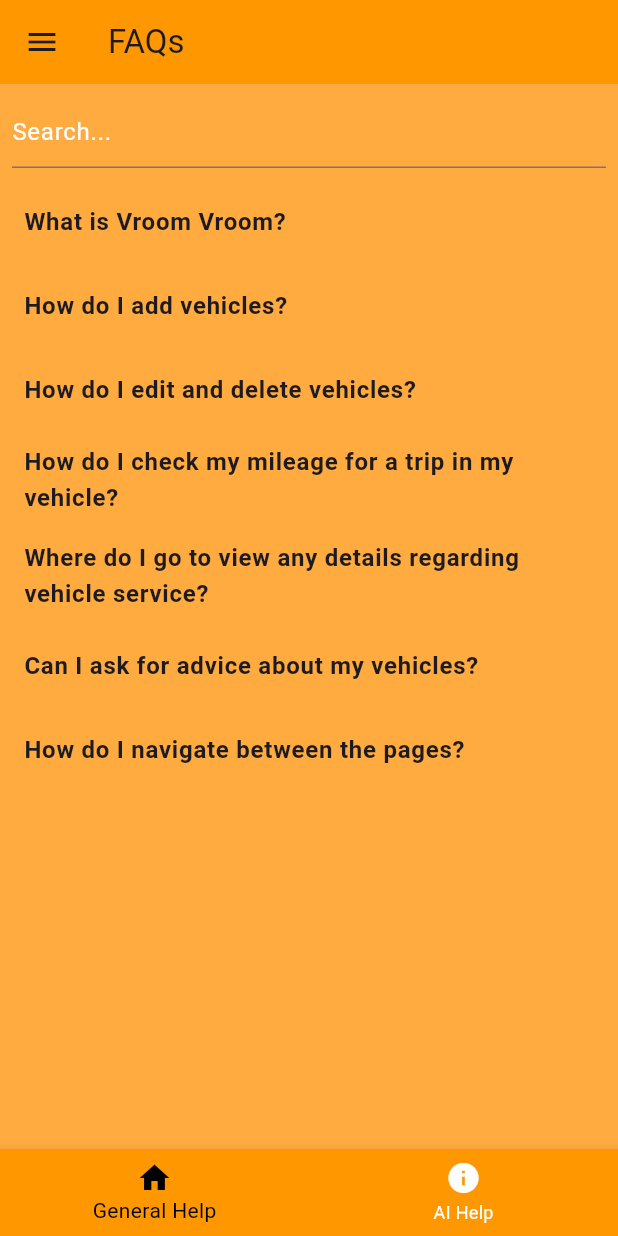
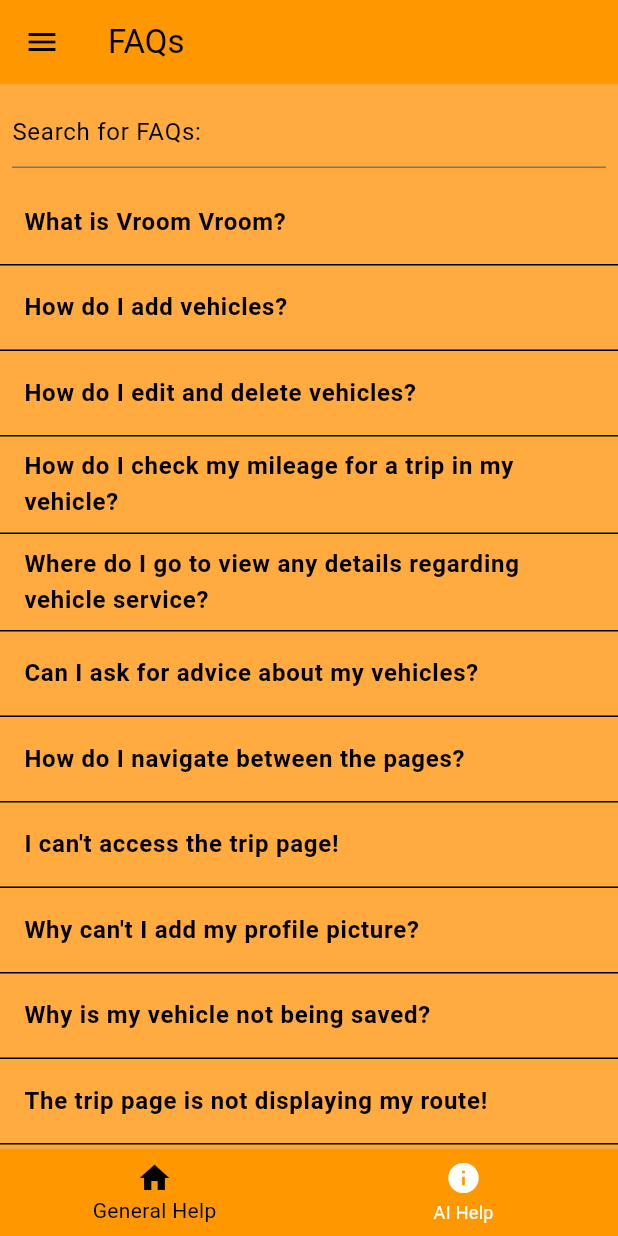
Before and after one commit to CSCI4100U/mobile-group-project-2023-abdul-alam-li-rana, a Flutter app: the HelpPage screen opened directly, on a phone screen of 412 x 824 dp. Run offline on Flutter 3.47's test engine with Material 3 defaults, Android fonts, the phone set to English and light mode, and no system bars; our stand-ins replace cloud_firestore, firebase_auth, firebase_core, flutter_local_notifications, flutter_svg, geocoding and 3 more; missing offline and left inert: mapbox_gl, mapbox_polyline_points; accounts and stored records are empty.

Commit message:
files were reorganized in directory

```diff
--- a/final_project/lib/help_page.dart
+++ b/final_project/lib/help_page.dart
@@ -19,9 +19,15 @@ class _HelpPageState extends State<HelpPage> {
       key: _scaffoldKey,
       appBar: AppBar(
         backgroundColor: Colors.orange,
-        title: Text('FAQs'),
+        title: Text(
+          'FAQs',
+          style: TextStyle(color: Colors.black)
+          ),
         leading: IconButton(
-          icon: Icon(Icons.menu),
+          icon: Icon(
+            Icons.menu,
+            color: Colors.black,
+            ),
           onPressed: () {
             _scaffoldKey.currentState!.openDrawer();
           },
@@ -31,13 +37,12 @@ class _HelpPageState extends State<HelpPage> {
           children: [
             Padding(
               padding: const EdgeInsets.all(8.0),
-            child: Container(
-              width: 200.0,
+              child: Expanded(
                 child: TextField(
                   controller: _searchController,
                   decoration: InputDecoration(
-                  hintText: 'Search...',
-                  hintStyle: TextStyle(color: Colors.white),
+                    hintText: 'Search for FAQs:',
+                    hintStyle: TextStyle(color: Colors.black),
                   ),
                   onChanged: (value) {
                     setState(() {});
@@ -52,24 +57,20 @@ class _HelpPageState extends State<HelpPage> {
 
             _buildInfoRow(context, 'How do I add vehicles?',
               '''To add vehicles, visit the vehicle page and press the "plus" button.
-          \n\nThis will send you to the vehicle registration page. Enter your vehicle details and press the "save" button to confirm your changes.
+              \n\nThis will send you to the vehicle registration page. Enter your vehicle details and press the 'save' button to confirm your changes.
               \n\nYour vehicle is now saved!'''),
 
             _buildInfoRow(context, 'How do I edit and delete vehicles?',
-              '''When in the vehicle page, press the vehicle you"d like to edit/delete. Once selected, press either the "edit" or "trash" icons in the appbar.
+              '''When in the vehicle page, press the vehicle you'd like to edit/delete. Once selected, press either the 'edit' or 'trash' icons in the appbar.
               \n\nEditing will send you back to the vehicle registration page, allowing you to change any details about your vehicle.
               \n\nDeleting will delete it from our database.'''),
 
-          _buildInfoRow(
-              context,
-              'How do I check my mileage for a trip in my vehicle?',
+            _buildInfoRow(context, 'How do I check my mileage for a trip in my vehicle?',
               '''To check your estimated mileage, head to the trip page and enter your route details (origin and destination points).
-          \n\nSelect your vehicle from the vehicle page in the dropdown menu, and press the "plot route" button.
+              \n\nSelect your vehicle from the vehicle page in the dropdown menu, and press the 'plot route' button.
               \n\nThe app will then display the distance of the trip, and your estimated mileage according to your vehicle details.'''),
 
-          _buildInfoRow(
-              context,
-              'Where do I go to view any details regarding vehicle service?',
+            _buildInfoRow(context, 'Where do I go to view any details regarding vehicle service?',
               '''All service related details will be in the service page.
               \n\nThe service page displays a multitude of information for your vehicle. Check the page regularly for perioidic tips and tricks to keep your car in optimal condition.'''),
 
@@ -78,7 +79,38 @@ class _HelpPageState extends State<HelpPage> {
 
             _buildInfoRow(context, 'How do I navigate between the pages?',
               '''Press the 'hamburger' icon in the top-left corner of the screen. This will open a sidebar allowing you to navigate between all pages in the app!'''),
-          // Add more rows as needed
+
+            _buildInfoRow(context, '''I can't access the trip page!''',
+              '''Your location permissions may not be activated for this app. Location services are required for trip page usage.
+              \n\nPlease go into your device settings and enable location services for trip page access.'''),
+
+            _buildInfoRow(context, '''Why can't I add my profile picture?''',
+              '''Your camera roll and camera access may not be activated for this app. Profile picture functionality requires camera and photo access.
+              \n\nPlease go into your device settings and enable location services for profile picture functionality.'''),
+
+            _buildInfoRow(context, 'Why is my vehicle not being saved?',
+              '''Please ensure that you have entered all mandatory details for your vehicle prior to saving.
+              \n\nFields such as make, model, and year are required in order to save a vehicle.'''),
+
+            _buildInfoRow(context, 'The trip page is not displaying my route!',
+              '''Please ensure that your source and destination addresses contain
+              \n- Street Number
+              \n- Street Name
+              \n- City
+              \n- Province/State
+              \n- Country
+              \n\nAlternatively, use our autocorrect feature to select your desired address!'''),
+
+            _buildInfoRow(context, 'My route distance is not the same as another mapping app!',
+              '''Our app calculates the distance of your route by calculating the distance of each 'leg' or turn in your route and summing it together.
+              \n\nPlease be aware that there will be small discrepencies in distance calculation among several mapping applications.'''),
+
+            _buildInfoRow(context, 'Do I have to always sign in to use the app?',
+              '''Not at all! Due to our account integration with Firestore cloud services, your session will persist even if you close the app!
+              \n\n(Please note that this app will not persist on Chrome/Desktop instances of this app. Please use the "Stay Signed in" button on the sign-in page).'''),
+
+            _buildInfoRow(context, 'Can I use the same email address for multiple accounts?',
+              '''Unfortunately, email addresses cannot be used more than once for an account. Please use a different email address if you would like to create another account.'''),
           ],
         ),
       drawer: SideMenu(),
@@ -111,11 +143,15 @@ class _HelpPageState extends State<HelpPage> {
 
     // Only show the item if it matches the search text
     if (searchText.isEmpty || matchesSearch) {
-      return ListTile(
+      return Column(
+        children: [
+          SingleChildScrollView(
+            child: ListTile(
               title: Text(
                 title,
                 style: TextStyle(
                   fontWeight: FontWeight.bold,
+                  color: Colors.black,
                 ),
               ),
               onTap: () {
@@ -124,6 +160,7 @@ class _HelpPageState extends State<HelpPage> {
                   context: context,
                   builder: (BuildContext context) {
                     return AlertDialog(
+                      backgroundColor: Colors.orange,
                       title: Text(title),
                       content: Text(details),
                       actions: [
@@ -131,13 +168,24 @@ class _HelpPageState extends State<HelpPage> {
                             onPressed: () {
                               Navigator.pop(context); // Close the dialog
                             },
-                    child: Text('OK'),
-                  ),
+                            style: ElevatedButton.styleFrom(
+                                backgroundColor: Colors.orangeAccent),
+                            child: Text(
+                              'OK',
+                              style: TextStyle(color: Colors.black),
+                            )),
                       ],
                     );
                   },
                 );
               },
+            ),
+          ),
+          Divider(
+            height: 1,
+            color: Colors.black,
+          ),
+        ],
       );
     } else {
       // If the item doesn't match the search, return an empty container
--- a/final_project/lib/main.dart
+++ b/final_project/lib/main.dart
@@ -9,6 +9,7 @@ import 'home_page.dart';
 import 'login.dart';
 import 'package:firebase_auth/firebase_auth.dart';
 import 'verification_screen.dart';
+import 'Notifications_page.dart';
 
 void main() async {
 
--- a/final_project/pubspec.yaml
+++ b/final_project/pubspec.yaml
@@ -51,7 +51,7 @@ dependencies:
   # Use with the CupertinoIcons class for iOS style icons.
   cupertino_icons: ^1.0.2
   http: ^1.1.0
-  flutter_local_notifications: ^16.1.0
+  flutter_local_notifications: ^8.0.0
   mapbox_polyline_points: ^0.0.6
   google_maps_flutter: ^2.0.10
 
```
Also changed, not shown: final_project/lib/add_vehicle.dart (+9 -1 lines), final_project/lib/notification_helper.dart (added, +46 -0 lines), final_project/lib/notifications_page.dart (added, +39 -0 lines), final_project/lib/trip_page.dart (+30 -33 lines), final_project/flutter_01.png (added), final_project/pubspec.lock. Lines whose indentation alone changed are shown as unchanged.
